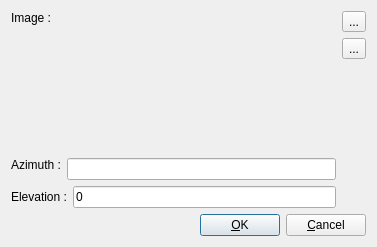
This is ddocclient/app/reper_app/search_radio_form.ui in YuriyRusinov/reper as Qt 5 draws it before an edit. The edited form follows.
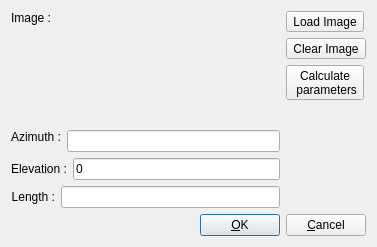
This is the edited form.

What changed in the file:
```diff
--- a/ddocclient/app/reper_app/search_radio_form.ui
+++ b/ddocclient/app/reper_app/search_radio_form.ui
@@ -13,6 +13,8 @@
   <property name="windowTitle">
    <string>Search Radio Image</string>
   </property>
+  <layout class="QGridLayout" name="gridLayout_2">
+   <item row="0" column="0">
   <layout class="QGridLayout" name="gridLayout">
    <item row="0" column="0">
     <layout class="QVBoxLayout" name="vImagelLay">
@@ -87,6 +89,27 @@
        </item>
       </layout>
      </item>
+       <item>
+        <layout class="QHBoxLayout" name="hLengthlLay">
+         <item>
+          <widget class="QLabel" name="lLength">
+           <property name="text">
+            <string>&lt;html&gt;&lt;head/&gt;&lt;body&gt;&lt;p&gt;Length :&lt;/p&gt;&lt;/body&gt;&lt;/html&gt;</string>
+           </property>
+           <property name="alignment">
+            <set>Qt::AlignRight|Qt::AlignTrailing|Qt::AlignVCenter</set>
+           </property>
+          </widget>
+         </item>
+         <item>
+          <widget class="QLineEdit" name="lELength">
+           <property name="readOnly">
+            <bool>true</bool>
+           </property>
+          </widget>
+         </item>
+        </layout>
+       </item>
     </layout>
    </item>
    <item row="0" column="1">
@@ -97,7 +120,7 @@
         <string>Load Image</string>
        </property>
        <property name="text">
-        <string>...</string>
+          <string>Load Image</string>
        </property>
       </widget>
      </item>
@@ -107,7 +130,18 @@
         <string>Clear Image</string>
        </property>
        <property name="text">
-        <string>...</string>
+          <string>Clear Image</string>
+         </property>
+        </widget>
+       </item>
+       <item>
+        <widget class="QToolButton" name="tbCalc">
+         <property name="toolTip">
+          <string>Calculate azimuth</string>
+         </property>
+         <property name="text">
+          <string>Calculate 
+ parameters</string>
        </property>
       </widget>
      </item>
@@ -126,7 +160,9 @@
      </item>
     </layout>
    </item>
-   <item row="1" column="0" colspan="2">
+    </layout>
+   </item>
+   <item row="1" column="0">
     <layout class="QHBoxLayout" name="hButtonsLay">
      <item>
       <spacer name="horizontalSpacer">
```
Left out of the diff: 15 changed lines with no effect on the pictures. Lines whose indentation alone changed are shown as unchanged.
